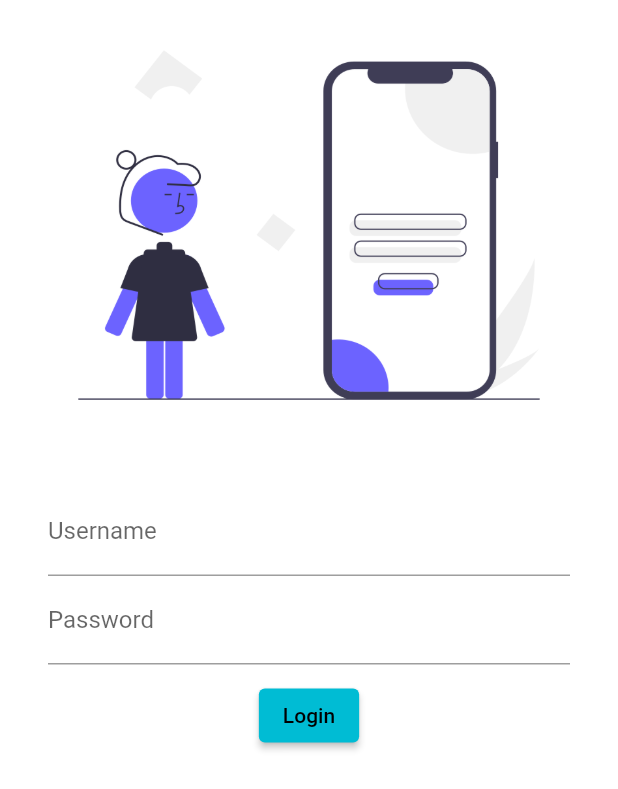
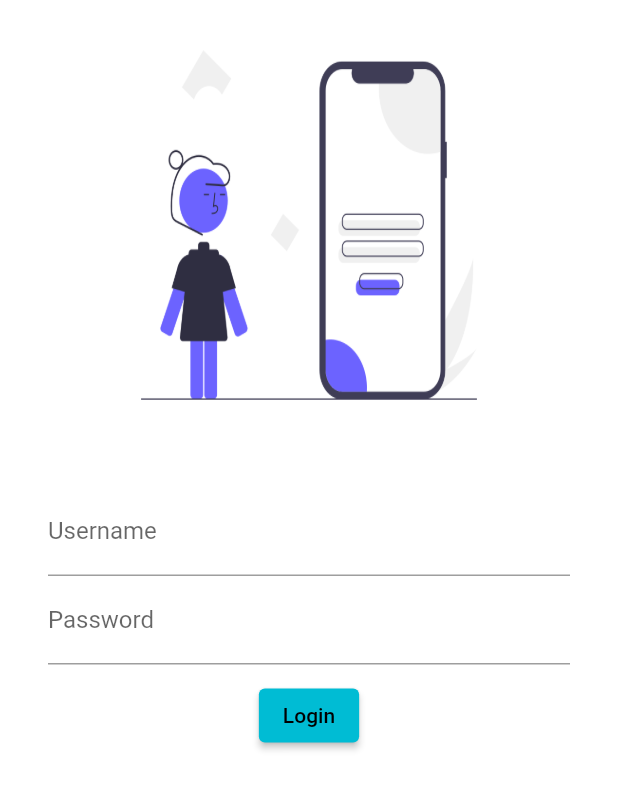
Before and after one commit to 22shreyA/Flutter-Learn, a Flutter app: the screen it shows after launch, on a phone screen of 412 x 824 dp. Shown: the top 789 px of the screen. Run offline on Flutter 3.47's test engine with Material 2 defaults, Android fonts, the phone set to English and light mode, and no system bars; our stand-ins replace google_fonts.

Commit message:
day 5 completed

```diff
--- a/lib/main.dart
+++ b/lib/main.dart
@@ -1,5 +1,6 @@
 import 'package:flutter/material.dart';
 import 'package:flutter_catalog/pages/login_page.dart';
+import 'package:flutter_catalog/utils/routes.dart';
 import 'package:google_fonts/google_fonts.dart';
 
 import 'pages/home_page.dart';
@@ -17,15 +18,16 @@ class MyApp extends StatelessWidget {
     return MaterialApp(
       themeMode: ThemeMode.light,
       theme: ThemeData(primarySwatch: Colors.cyan),
+      // debugShowCheckedModeBanner: false,
       darkTheme: ThemeData(
         brightness: Brightness.dark,
         fontFamily: GoogleFonts.lato().fontFamily,
         // textTheme: GoogleFonts.latoTextTheme(),
       ),
-      // initialRoute: "/",
+      initialRoute: MyRoutes.loginRoute,
       routes: {
-        "/" : (context) => LoginPage(),
-        "/home" : (context) => HomePage(),
+        MyRoutes.loginRoute : (context) => LoginPage(),
+        MyRoutes.homeRoute : (context) => HomePage(),
       }
     );
   }
--- a/lib/pages/login_page.dart
+++ b/lib/pages/login_page.dart
@@ -1,6 +1,7 @@
 import 'dart:ui';
 
 import 'package:flutter/material.dart';
+import 'package:flutter_catalog/utils/routes.dart';
 import 'package:google_fonts/google_fonts.dart';
 
 class LoginPage extends StatelessWidget {
@@ -10,25 +11,32 @@ class LoginPage extends StatelessWidget {
   Widget build(BuildContext context) {
     return Material(
       color: Colors.white,
+       child: SingleChildScrollView(
          child: Column(
            children: [
-           Container(
+            //  Container(
+            //    height: 300,
+            //    width: 500,
+            //    alignment: Alignment.topCenter,
+            //    decoration: const BoxDecoration(
+            //       image: DecorationImage(image: AssetImage("assets/images/login_image.png"),
+            //       fit: BoxFit.fill),
+            //    ),
+            //  ),
+            Image.asset(
+              "assets/images/login_image.png",
+              fit: BoxFit.fill,
               height: 300,
-             width: 500,
-             alignment: Alignment.topCenter,
-             decoration: const BoxDecoration(
-                image: DecorationImage(image: AssetImage("assets/images/login_image.png"),
-                fit: BoxFit.fill),
-             ),
+              width: 300,
             ),
              const SizedBox(
                height: 10,
              ),
              Padding(
-             padding: const EdgeInsets.symmetric(vertical: 15.0, horizontal: 32.0),
+               padding: EdgeInsets.symmetric(vertical: 15.0, horizontal: 32.0),
                child: Column(children: [
                  TextFormField(
-               decoration: const InputDecoration(
+                 decoration: InputDecoration(
                    hintText: "Enter Username ",
                    labelText: "Username",
                    hintStyle: TextStyle(
@@ -38,7 +46,7 @@ class LoginPage extends StatelessWidget {
                ),
                TextFormField(
                  obscureText: true,
-               decoration: const InputDecoration(
+                 decoration: InputDecoration(
                    hintText: "Enter Password ",
                    labelText: "Password",
                    hintStyle: TextStyle(
@@ -51,13 +59,14 @@ class LoginPage extends StatelessWidget {
                ),
                ElevatedButton(
                  onPressed:() {
-
+                    Navigator.pushNamed(context, MyRoutes.homeRoute);
                  },
-               child: Text ("Login")),
+                 child: const Text ("Login")),
                ],),
              )
 
            ],
+         ),
        ));
   }
 }
--- a/lib/srt_Key.dart
+++ b/lib/srt_Key.dart
@@ -1,2 +1,13 @@
 // to import select the method name and press ctrl+.
 //
+
+
+
+/* day5
+     learned use of
+       - scroll view
+       - navigator in button
+       - routing and static
+     always using static is not a good practice.
+     make the value of the debugShowCheckedModeBanner as false in main.dart -> to remove debug banner while running
+*/
--- /dev/null
+++ b/lib/utils/routes.dart
@@ -0,0 +1,4 @@
+class MyRoutes{
+   static String loginRoute = "/login";
+   static String homeRoute = "/home";
+}
```
Lines whose indentation alone changed are shown as unchanged.
